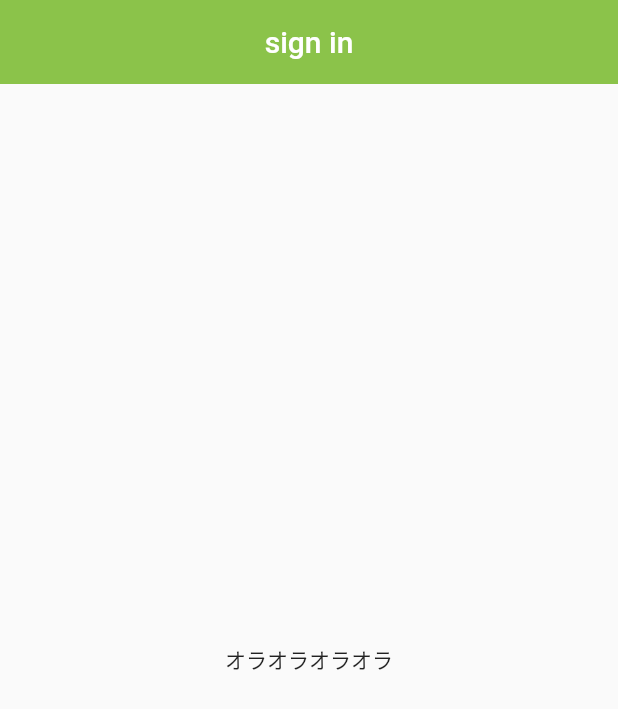
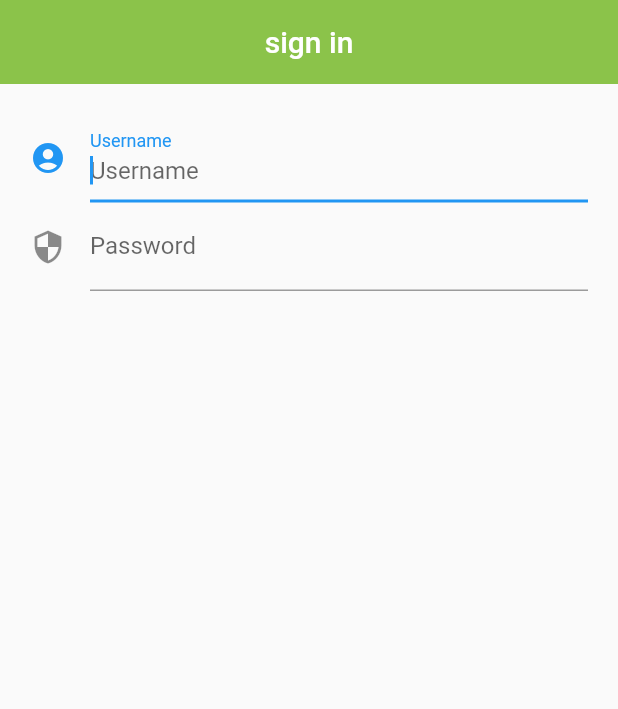
Before and after one commit to Nkoyama/CarOwnerConnect, a Flutter app: the screen it shows after launch, on a phone screen of 412 x 824 dp. Shown: the top 709 px of the screen. Run offline on Flutter 3.47's test engine with Material 2 defaults, Android fonts, the phone set to English and light mode, and no system bars.

Commit message:
username & password

```diff
--- a/car_owner_connect/lib/main.dart
+++ b/car_owner_connect/lib/main.dart
@@ -12,8 +12,67 @@ class App extends StatelessWidget {
       debugShowCheckedModeBanner: false,
       home: Scaffold(
         appBar: Header(),
-        body: Center(child: Text("オラオラオラオラ")),
+        body: MyApp(),
       ),
     );
   }
 }
+
+class MyApp extends StatefulWidget {
+  @override
+  State<StatefulWidget> createState() {
+    return _State();
+  }
+}
+
+class _State extends State<MyApp> {
+  String _text = 'Enter something...';
+
+  void _userNameSubmitted(String value) {
+    setState(() {
+      _text = 'Submitted $value';
+    });
+  }
+
+  void _passwordSubmitted(String value) {
+    setState(() {
+      _text = 'Submitted $value';
+    });
+  }
+
+  @override
+  Widget build(BuildContext context) {
+    return Scaffold(
+      body: Container(
+        padding: EdgeInsets.all(20),
+        child: Column(
+          children: <Widget>[
+            TextField(
+              decoration: InputDecoration(
+                labelText: 'Username',
+                hintText: 'Username',
+                icon: Icon(Icons.account_circle),
+              ),
+              autocorrect: false,
+              autofocus: true,
+              keyboardType: TextInputType.text,
+              onSubmitted: _userNameSubmitted,
+            ),
+            TextField(
+              decoration: InputDecoration(
+                labelText: 'Password',
+                hintText: 'Password',
+                icon: Icon(Icons.security),
+              ),
+              autocorrect: false,
+              autofocus: false,
+              keyboardType: TextInputType.text,
+              obscureText: true,
+              onSubmitted: _passwordSubmitted,
+            ),
+          ],
+        ),
+      ),
+    );
+  }
+}
```
